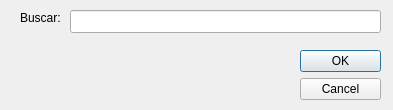
First picture: the form in src/share/ui/vtnbuscar.ui, repository sadalsuud/procesadorDeTexto, before the edit.
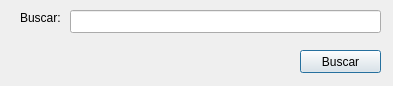
Second picture: the form after the edit.

The edit to the form file:
```diff
--- a/src/share/ui/vtnbuscar.ui
+++ b/src/share/ui/vtnbuscar.ui
@@ -7,7 +7,7 @@
     <x>0</x>
     <y>0</y>
     <width>393</width>
-    <height>110</height>
+    <height>86</height>
    </rect>
   </property>
   <property name="windowTitle">
@@ -16,23 +16,7 @@
   <property name="modal">
    <bool>true</bool>
   </property>
-  <widget class="QDialogButtonBox" name="buttonBox">
-   <property name="geometry">
-    <rect>
-     <x>300</x>
-     <y>50</y>
-     <width>81</width>
-     <height>51</height>
-    </rect>
-   </property>
-   <property name="orientation">
-    <enum>Qt::Vertical</enum>
-   </property>
-   <property name="standardButtons">
-    <set>QDialogButtonBox::Cancel|QDialogButtonBox::Ok</set>
-   </property>
-  </widget>
-  <widget class="QLineEdit" name="lineEdit">
+  <widget class="QLineEdit" name="linEdBuscar">
    <property name="geometry">
     <rect>
      <x>70</x>
@@ -55,6 +39,19 @@
     <string>Buscar:</string>
    </property>
   </widget>
+  <widget class="QPushButton" name="btnBuscar">
+   <property name="geometry">
+    <rect>
+     <x>300</x>
+     <y>50</y>
+     <width>81</width>
+     <height>23</height>
+    </rect>
+   </property>
+   <property name="text">
+    <string>Buscar</string>
+   </property>
+  </widget>
  </widget>
  <resources/>
  <connections>
```
Left out of the diff: 35 changed lines with no effect on the pictures.
